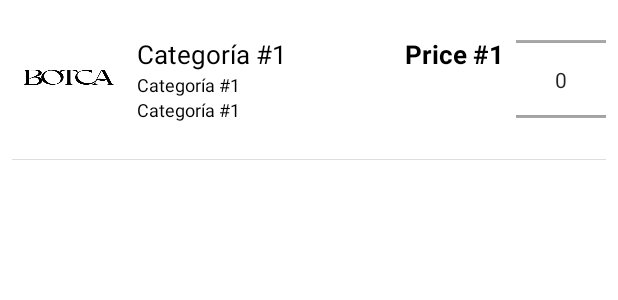
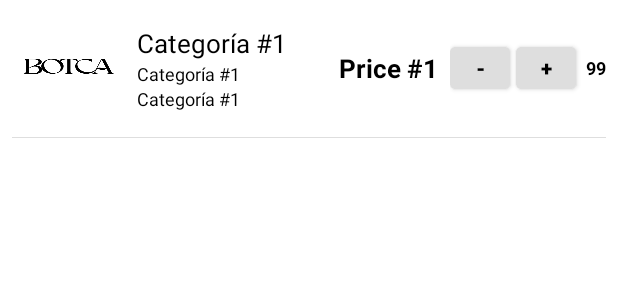
Before and after one commit to botcastore/botca-kotlin, an Android app: the layout row_cart.xml on its own in the app's theme, with its tools: preview values and no code run, on a phone screen of 412 x 824 dp. Shown: the top 300 px of the screen. Run offline under Robolectric (Android 15) with nearby library versions, the phone set to English and light mode, and no system bars; network calls fail.

Commit message:
Cart addSumRest fixed

```diff
--- a/app/src/main/java/com/kevinhomorales/botcakotlin/customer/cart/view/CartActivity.kt
+++ b/app/src/main/java/com/kevinhomorales/botcakotlin/customer/cart/view/CartActivity.kt
@@ -229,6 +229,7 @@ class CartActivity : MainActivity(), OnCartClickListener, OnAddRestClickListener
     }
 
     override fun getQuatity(cartProductID: String, quantity: Int) {
+        tapHaptic()
         viewModel.updateProductInCart(cartProductID, quantity, this)
     }
 
--- a/app/src/main/res/layout/row_cart.xml
+++ b/app/src/main/res/layout/row_cart.xml
@@ -81,21 +81,56 @@
             <TextView
                 android:id="@+id/price_id"
                 android:layout_width="match_parent"
-                android:layout_height="wrap_content"
+                android:layout_height="match_parent"
                 android:layout_weight="1"
                 android:gravity="center|right"
                 android:text="Price #1"
-                android:layout_marginTop="16dp"
                 android:layout_marginRight="8dp"
                 android:textStyle="bold"
                 android:textColor="@color/blackColor"
                 android:textSize="17sp" />
 
-            <NumberPicker
-                android:id="@+id/number_picker_id"
-                android:layout_width="60dp"
-                android:layout_height="90dp"
-                android:layout_gravity="center"/>
+            <LinearLayout
+                android:layout_width="wrap_content"
+                android:layout_height="wrap_content"
+                android:layout_gravity="center"
+                android:orientation="horizontal">
+
+                <Button
+                    android:id="@+id/decrease_id"
+                    android:layout_width="40dp"
+                    android:layout_height="40dp"
+                    android:layout_gravity="center"
+                    android:textStyle="bold"
+                    android:backgroundTint="@color/lightGrayColor"
+                    android:layout_marginRight="2dp"
+                    android:textColor="@color/blackColor"
+                    android:textSize="14sp"
+                    android:text="-" />
+
+                <Button
+                    android:id="@+id/increase_id"
+                    android:layout_width="40dp"
+                    android:layout_height="40dp"
+                    android:layout_gravity="center"
+                    android:textStyle="bold"
+                    android:backgroundTint="@color/lightGrayColor"
+                    android:layout_marginLeft="2dp"
+                    android:textColor="@color/blackColor"
+                    android:textSize="14sp"
+                    android:text="+" />
+
+                <TextView
+                    android:id="@+id/product_count_id"
+                    android:layout_width="20dp"
+                    android:layout_height="match_parent"
+                    android:text="99"
+                    android:gravity="center|right"
+                    android:textColor="@color/blackColor"
+                    android:layout_gravity="center"
+                    android:textStyle="bold"
+                    android:textSize="12sp" />
+            </LinearLayout>
         </LinearLayout>
 
     </LinearLayout>
```
Also changed, not shown: app/src/main/java/com/kevinhomorales/botcakotlin/customer/cart/view/adapter/CartAdapter.kt (+19 -5 lines).
